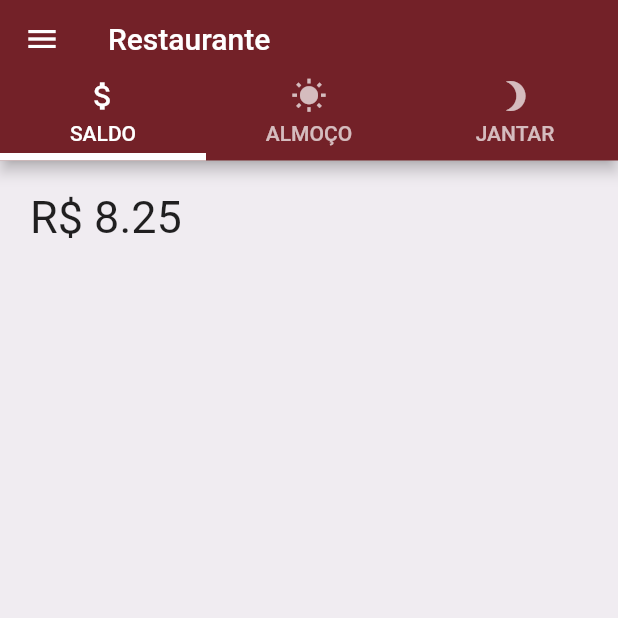
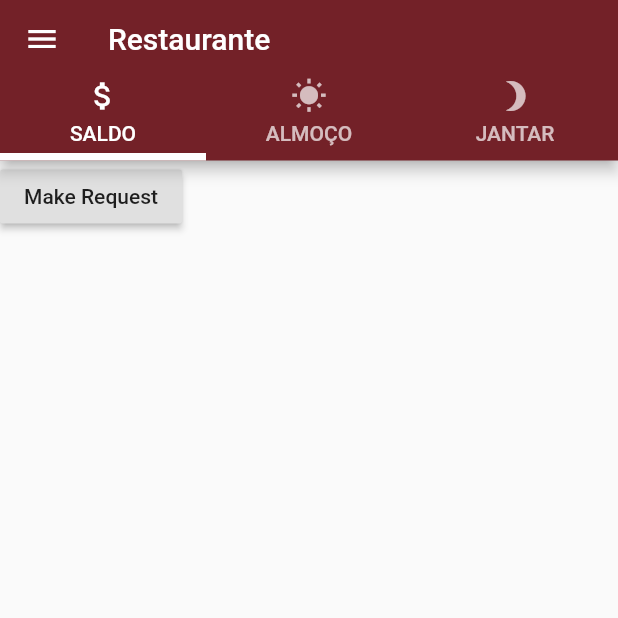
Before and after one commit to rafaelfl/flutter-ecp-ufma, a Flutter app: the screen it shows after launch, on a phone screen of 412 x 824 dp, the top half of it. Run offline on Flutter 3.47's test engine with Material 2 defaults, Android fonts, the phone set to English and light mode, and no system bars.

```diff
--- /dev/null
+++ b/ufmaMobileClone/lib/core/components/panels/balance.dart
@@ -0,0 +1,27 @@
+import 'package:flutter/cupertino.dart';
+import 'package:flutter/material.dart';
+import 'package:http/http.dart' as http;
+
+class BalancePanel extends StatefulWidget {
+  @override
+  _State createState() => _State();
+}
+
+class _State extends State<BalancePanel> {
+  String url = 'http://randomuser.me/api/';
+
+  Future<String> makeRequest() async {
+    var response = await http
+        .get(Uri.encodeFull(url), headers: {"Accept": "application/json"});
+    print(response.body);
+  }
+
+  @override
+  Widget build(BuildContext context) {
+    return Scaffold(
+        body: new RaisedButton(
+      child: new Text('Make Request'),
+      onPressed: makeRequest,
+    ));
+  }
+}
--- a/ufmaMobileClone/lib/core/main_screen.dart
+++ b/ufmaMobileClone/lib/core/main_screen.dart
@@ -1,5 +1,5 @@
 import 'package:flutter/material.dart';
-
+import 'package:ufmaMobileClone/core/components/panels/balance.dart';
 import 'components/my_tab_icon.dart';
 
 class MainScreen extends StatelessWidget {
@@ -43,22 +43,8 @@ class MainScreen extends StatelessWidget {
                 indicatorWeight: 5,
                 labelPadding: EdgeInsets.only(bottom: 5),
               )),
-          body: TabBarView(children: [
-            Container(
-                color: Color(0xFFF0ECF1),
-                padding: EdgeInsets.all(20),
-                child: Column(
-                    crossAxisAlignment: CrossAxisAlignment.start,
-                    children: [
-                      Text(
-                        "R\$ 8.25",
-                        style: TextStyle(
-                            fontSize: 30, fontWeight: FontWeight.w400),
-                      ),
-                    ])),
-            Container(),
-            Container(),
-          ])),
+          body:
+              TabBarView(children: [BalancePanel(), Container(), Container()])),
     );
   }
 }
--- a/ufmaMobileClone/pubspec.yaml
+++ b/ufmaMobileClone/pubspec.yaml
@@ -23,6 +23,8 @@ environment:
 dependencies:
   flutter:
     sdk: flutter
+  http:
+
 
 
   # The following adds the Cupertino Icons font to your application.
@@ -32,6 +34,7 @@ dependencies:
 dev_dependencies:
   flutter_test:
     sdk: flutter
+
 
 # For information on the generic Dart part of this file, see the
 # following page: https://dart.dev/tools/pub/pubspec
```
Also changed, not shown: ufmaMobileClone/lib/assets/usuario.png (added), ufmaMobileClone/pubspec.lock.
